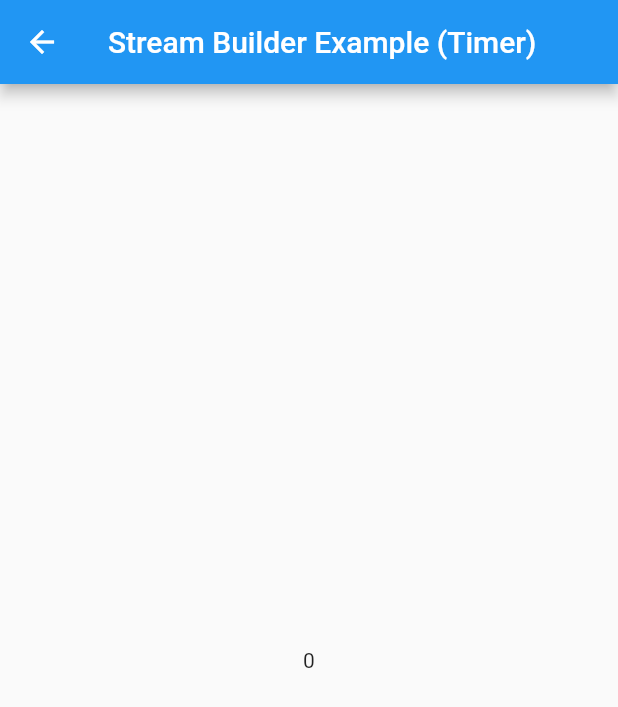
After one commit to azka26/flutter_plugins, a Flutter app: the screen it shows after launch, after a tap on "Stream Builder", on a phone screen of 412 x 824 dp. The commit adds this screen. Shown: the top 707 px of the screen. Run offline on Flutter 3.47's test engine with Material 2 defaults, Android fonts, the phone set to English and light mode, and no system bars.

Commit message:
Add Example Fujture and Stream

```diff
--- a/flutter_example/lib/scroll_example.dart
+++ b/flutter_example/lib/components/scroll_example.dart
@@ -17,7 +17,6 @@ class _ScrollExampleState extends State<ScrollExample> {
 
   @override
   void initState() {
-    // TODO: implement initState
     super.initState();
     _loadData();
   }
--- /dev/null
+++ b/flutter_example/lib/components/stream_builder_example.dart
@@ -0,0 +1,34 @@
+import 'package:flutter/material.dart';
+
+class StreamBuilderExample extends StatefulWidget {
+  @override
+  _StreamBuilderExampleState createState() => _StreamBuilderExampleState();
+}
+
+class _StreamBuilderExampleState extends State<StreamBuilderExample> {
+  int seconds = 0;
+  Stream<int> _timer() async* {
+    do {
+      await Future.delayed(Duration(seconds: 1));
+      yield seconds++;
+    } while(true);
+  }
+
+  @override
+  Widget build(BuildContext context) {
+    return Scaffold(
+      appBar: AppBar(
+        title: Text("Stream Builder Example (Timer)"),
+      ),
+      body: StreamBuilder<int>(
+        stream: _timer(),
+        builder: (BuildContext contextStream, AsyncSnapshot<int> snapshot) {
+          if (snapshot.connectionState == ConnectionState.active) {
+            return Center(child: Text(snapshot.data.toString()),);
+          }
+          return Center(child: CircularProgressIndicator(),);
+        },
+      ),
+    );
+  }
+}
--- a/flutter_example/lib/main_page.dart
+++ b/flutter_example/lib/main_page.dart
@@ -1,5 +1,9 @@
 import 'package:flutter/material.dart';
-import 'package:flutter_example/scroll_example.dart';
+import 'package:flutter_example/components/future_builder_example.dart';
+import 'package:flutter_example/components/scroll_example.dart';
+import 'package:flutter_example/components/stream_builder_example.dart';
+
+typedef RedirectFunction = Function(BuildContext context);
 
 class MainPage extends StatefulWidget {
   @override
@@ -7,6 +11,19 @@ class MainPage extends StatefulWidget {
 }
 
 class _MainPageState extends State<MainPage> {
+  Widget _linkToSample(
+      BuildContext context, String text, RedirectFunction redirectFunction) {
+    return Container(
+      padding: EdgeInsets.only(left: 10, right: 10, top: 2, bottom: 2),
+      child: RaisedButton(
+        child: Text(text),
+        onPressed: () {
+          Navigator.push(context, MaterialPageRoute(builder: redirectFunction));
+        },
+      ),
+    );
+  }
+
   @override
   Widget build(BuildContext context) {
     return Scaffold(
@@ -15,20 +32,23 @@ class _MainPageState extends State<MainPage> {
       ),
       body: ListView(
         children: <Widget>[
-          Container(
-            padding: EdgeInsets.all(10),
-            child: RaisedButton(
-              child: Text("Scroll Example"),
-              onPressed: () {
-                Navigator.push(
-                  context,
-                  MaterialPageRoute(
-                    builder: (context) => ScrollExample(),
-                  ),
-                );
-              },
-            ),
-          )
+          // Container(
+          //   padding: EdgeInsets.all(10),
+          //   child: RaisedButton(
+          //     child: Text("Scroll Example"),
+          //     onPressed: () {
+          //       Navigator.push(
+          //         context,
+          //         MaterialPageRoute(
+          //           builder: (context) => ScrollExample(),
+          //         ),
+          //       );
+          //     },
+          //   ),
+          // )
+          _linkToSample(context, "Scroll Example", (context) => ScrollExample()),
+          _linkToSample(context, "Stream Builder", (context) => StreamBuilderExample()),
+          _linkToSample(context, "Future Builder", (context) => FutureBuilderExample())
         ],
       ),
     );
```
Also changed, not shown: flutter_example/lib/components/future_builder_example.dart (added, +35 -0 lines).
